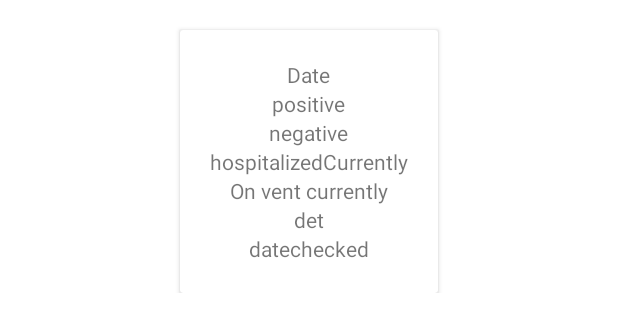
After one commit to Anush01/sprint19july, an Android app: the layout api_item_layout.xml on its own in the app's theme, with its tools: preview values and no code run, on a phone screen of 412 x 824 dp. The commit adds this screen. Shown: the top 332 px of the screen. Run offline under Robolectric (Android 15) with nearby library versions, the phone set to English and light mode, and no system bars.

Commit message:
sprint submission

```diff
--- a/app/src/main/res/layout/activity_home_screen2.xml
+++ b/app/src/main/res/layout/activity_home_screen2.xml
@@ -4,6 +4,16 @@
     xmlns:tools="http://schemas.android.com/tools"
     android:layout_width="match_parent"
     android:layout_height="match_parent"
-    tools:context=".HomeScreenActivity">
+    tools:context=".HomeScreenActivity"
+    android:background="@color/black">
+
+    <androidx.recyclerview.widget.RecyclerView
+        android:id="@+id/rv"
+        android:layout_width="match_parent"
+        android:layout_height="wrap_content"
+
+        app:layout_constraintEnd_toEndOf="parent"
+        app:layout_constraintStart_toStartOf="parent"
+        app:layout_constraintTop_toTopOf="parent" />
 
 </androidx.constraintlayout.widget.ConstraintLayout>
--- /dev/null
+++ b/app/src/main/res/layout/api_item_layout.xml
@@ -0,0 +1,76 @@
+<?xml version="1.0" encoding="utf-8"?>
+<LinearLayout xmlns:android="http://schemas.android.com/apk/res/android"
+    android:layout_width="match_parent"
+    android:layout_height="wrap_content"
+    android:orientation="vertical"
+    android:gravity="center_horizontal">
+
+    <androidx.cardview.widget.CardView
+        android:layout_width="wrap_content"
+        android:layout_height="wrap_content"
+        android:layout_marginTop="20dp"
+
+
+        android:id="@+id/card">
+
+        <LinearLayout
+            android:layout_margin="20dp"
+            android:layout_width="wrap_content"
+            android:layout_height="wrap_content"
+            android:orientation="vertical"
+            android:id="@+id/ll"
+            android:gravity="center"
+            >
+
+            <TextView
+                android:layout_width="wrap_content"
+                android:layout_height="wrap_content"
+                android:text="Date"
+                android:id="@+id/date"
+                />
+            <TextView
+                android:id="@+id/positive"
+                android:layout_width="wrap_content"
+                android:layout_height="wrap_content"
+                android:text="positive"/>
+
+            <TextView
+                android:id="@+id/negative"
+                android:layout_width="wrap_content"
+                android:layout_height="wrap_content"
+                android:text="negative"/>
+
+            <TextView
+                android:id="@+id/hosp"
+                android:layout_width="wrap_content"
+                android:layout_height="wrap_content"
+                android:text="hospitalizedCurrently"/>
+
+            <TextView
+                android:id="@+id/onvent"
+                android:layout_width="wrap_content"
+                android:layout_height="wrap_content"
+                android:text="On vent currently"/>
+
+            <TextView
+                android:id="@+id/det"
+                android:layout_width="wrap_content"
+                android:layout_height="wrap_content"
+                android:text="det"/>
+
+            <TextView
+                android:id="@+id/datechecked"
+                android:layout_width="wrap_content"
+                android:layout_height="wrap_content"
+                android:text="datechecked"/>
+
+
+
+        </LinearLayout>
+
+
+    </androidx.cardview.widget.CardView>
+
+
+
+</LinearLayout>
```
